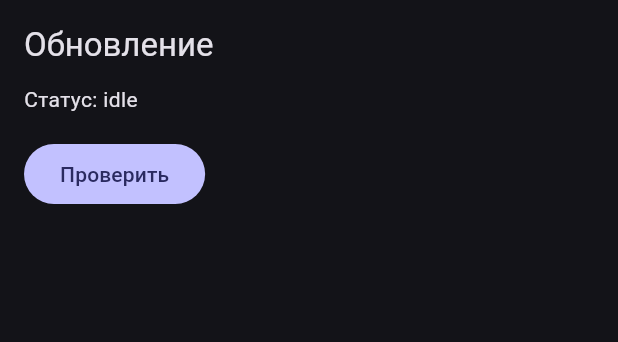
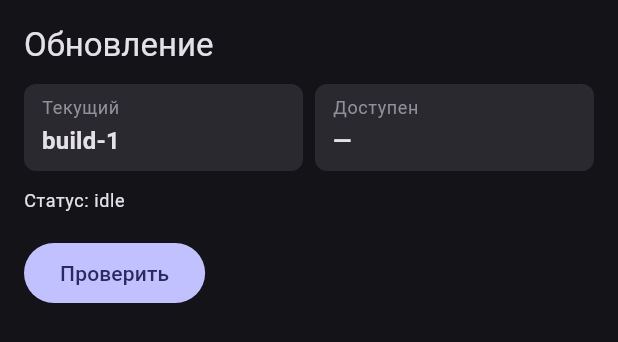
Before and after one commit to iamweasel89/musical-succotash, a Flutter app: the UpdaterSheet widget shown alone on an empty page, opened directly, on a phone screen of 412 x 824 dp. Shown: the top 342 px of the screen. Run offline on Flutter 3.47's test engine with Material 3 defaults, Android fonts, the phone set to English and light mode, and no system bars; our stand-ins replace flutter_markdown, package_info_plus, shared_preferences; accounts and stored records are empty; statements that could not run were skipped.

Commit message:
updater: show current build and latest available side by side
Two boxes at the top of the update sheet — "Текущий" (from PackageInfo)
and "Доступен" (from the latest /releases fetch). The "Доступен" box
highlights when a newer build exists than what's installed. Status line
and buttons keep their existing behavior.

https://claude.ai/code/session_01SWPPKLTUHNvhydcVgYpU5K

```diff
--- a/lib/main.dart
+++ b/lib/main.dart
@@ -3,6 +3,7 @@ import 'dart:math' as math;
 
 import 'package:flutter/material.dart';
 import 'package:flutter/services.dart';
+import 'package:package_info_plus/package_info_plus.dart';
 
 import 'services/debug_server.dart';
 import 'services/llm_client.dart';
@@ -996,10 +997,20 @@ class UpdaterSheet extends StatefulWidget {
 }
 
 class _UpdaterSheetState extends State<UpdaterSheet> {
+  String _packageBuild = '?';
+
   @override
   void initState() {
     super.initState();
     AppUpdater.addListener(_onTick);
+    _loadPackage();
+  }
+
+  Future<void> _loadPackage() async {
+    try {
+      final info = await PackageInfo.fromPlatform();
+      if (mounted) setState(() => _packageBuild = info.buildNumber);
+    } catch (_) {}
   }
 
   @override
@@ -1016,6 +1027,7 @@ class _UpdaterSheetState extends State<UpdaterSheet> {
   Widget build(BuildContext context) {
     final state = AppUpdater.state;
     final msg = AppUpdater.message;
+    final latest = AppUpdater.updateInfo?.latestBuild;
     return Padding(
       padding: const EdgeInsets.all(16),
       child: Column(
@@ -1024,10 +1036,35 @@ class _UpdaterSheetState extends State<UpdaterSheet> {
         children: [
           Text('Обновление', style: Theme.of(context).textTheme.titleLarge),
           const SizedBox(height: 12),
-          Text('Статус: ${state.name}'),
+          Row(
+            children: [
+              Expanded(
+                child: _buildInfoBox(
+                  label: 'Текущий',
+                  value: 'build-$_packageBuild',
+                ),
+              ),
+              const SizedBox(width: 8),
+              Expanded(
+                child: _buildInfoBox(
+                  label: 'Доступен',
+                  value: latest != null
+                      ? 'build-$latest'
+                      : (state == UpdState.upToDate
+                          ? 'нет нового'
+                          : '—'),
+                  highlighted: latest != null &&
+                      latest > (int.tryParse(_packageBuild) ?? 0),
+                ),
+              ),
+            ],
+          ),
+          const SizedBox(height: 12),
+          Text('Статус: ${state.name}',
+              style: Theme.of(context).textTheme.bodySmall),
           if (msg.isNotEmpty) ...[
-            const SizedBox(height: 8),
-            Text(msg),
+            const SizedBox(height: 4),
+            Text(msg, style: Theme.of(context).textTheme.bodySmall),
           ],
           if (state == UpdState.downloading) ...[
             const SizedBox(height: 12),
@@ -1060,4 +1097,34 @@ class _UpdaterSheetState extends State<UpdaterSheet> {
       ),
     );
   }
+
+  Widget _buildInfoBox({
+    required String label,
+    required String value,
+    bool highlighted = false,
+  }) {
+    final theme = Theme.of(context);
+    return Container(
+      padding: const EdgeInsets.symmetric(horizontal: 12, vertical: 8),
+      decoration: BoxDecoration(
+        color: highlighted
+            ? theme.colorScheme.primaryContainer
+            : theme.colorScheme.surfaceContainerHigh,
+        borderRadius: BorderRadius.circular(8),
+      ),
+      child: Column(
+        crossAxisAlignment: CrossAxisAlignment.start,
+        children: [
+          Text(label,
+              style: theme.textTheme.bodySmall
+                  ?.copyWith(color: theme.colorScheme.outline)),
+          const SizedBox(height: 2),
+          Text(value,
+              style: theme.textTheme.titleMedium?.copyWith(
+                fontWeight: FontWeight.w600,
+              )),
+        ],
+      ),
+    );
+  }
 }
--- a/lib/services/updater.dart
+++ b/lib/services/updater.dart
@@ -58,6 +58,7 @@ class AppUpdater {
   static UpdateInfo? updateInfo;
   static File? downloadedFile;
   static InstallReadiness? installReadiness;
+  static int currentBuild = 0;
   static int _installedBuild = 0;
 
   static int? _downloadId;
@@ -146,6 +147,7 @@ class AppUpdater {
       final packageBuild = int.tryParse(pkgInfo.buildNumber) ?? 0;
       final currentBuild =
           packageBuild > _installedBuild ? packageBuild : _installedBuild;
+      AppUpdater.currentBuild = currentBuild;
       _log('check: currentBuild=$currentBuild packageBuild=$packageBuild');
 
       // Query GitHub API for recent releases and find the highest sub-build-N
```
